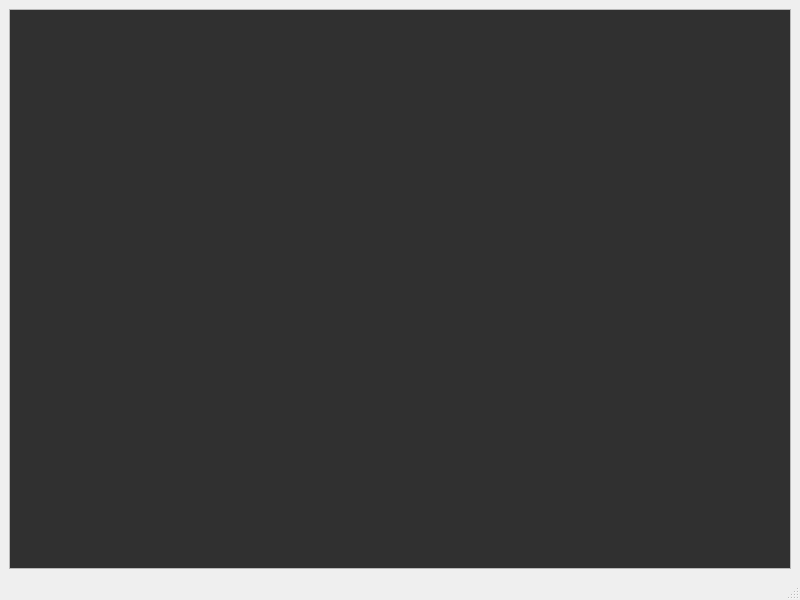
The window that wpchanger_app/src/qt/imagebrowserwindow.ui (VioletGiraffe/desktop-wallpaper-switcher) describes before a commit, drawn with Qt 5.
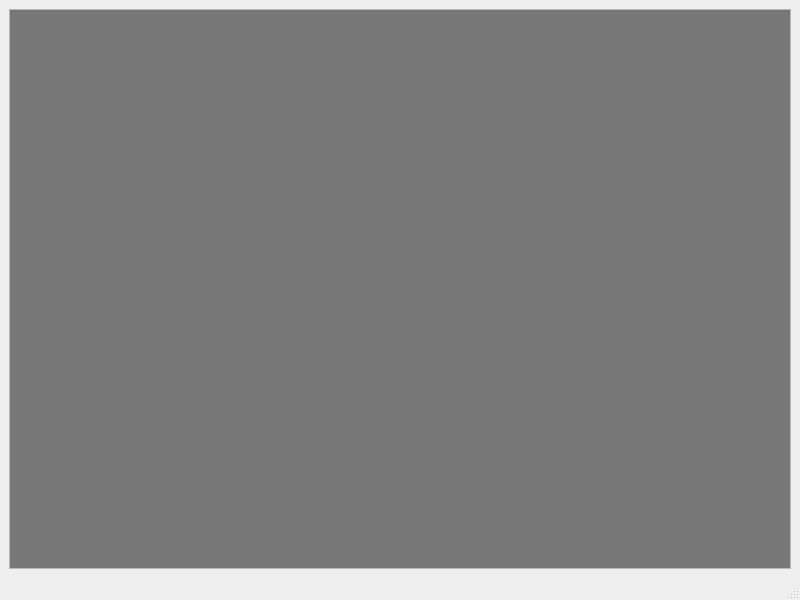
The same window after the commit.

```diff
--- a/wpchanger_app/src/qt/imagebrowserwindow.ui
+++ b/wpchanger_app/src/qt/imagebrowserwindow.ui
@@ -35,9 +35,9 @@
          <colorrole role="Base">
           <brush brushstyle="SolidPattern">
            <color alpha="255">
-            <red>48</red>
-            <green>48</green>
-            <blue>48</blue>
+            <red>119</red>
+            <green>119</green>
+            <blue>119</blue>
            </color>
           </brush>
          </colorrole>
@@ -55,9 +55,9 @@
          <colorrole role="Base">
           <brush brushstyle="SolidPattern">
            <color alpha="255">
-            <red>48</red>
-            <green>48</green>
-            <blue>48</blue>
+            <red>119</red>
+            <green>119</green>
+            <blue>119</blue>
            </color>
           </brush>
          </colorrole>
```
